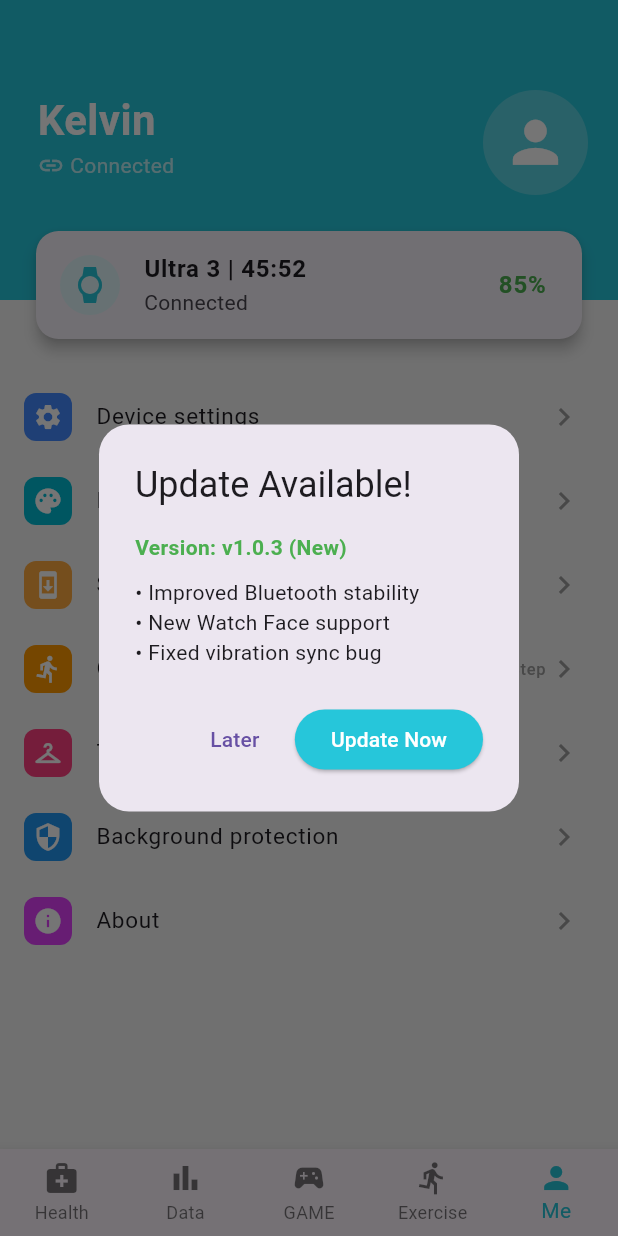
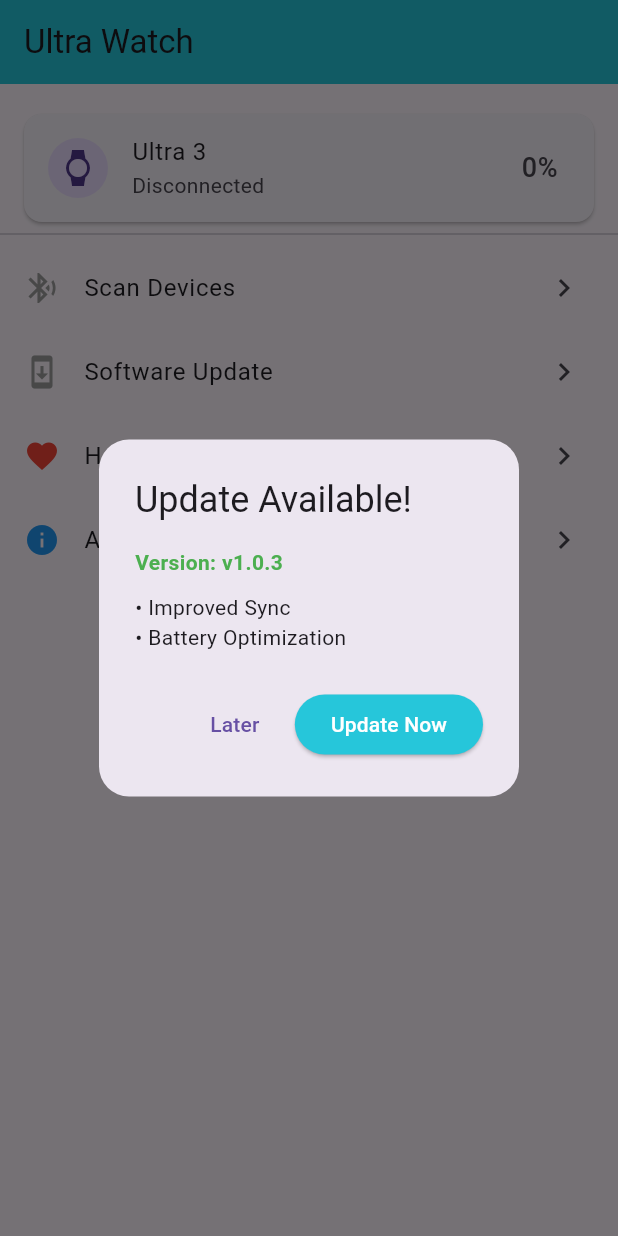
Before and after one commit to Kelvingh1st/bt_controller_v2, a Flutter app: the screen it shows after launch, after a tap on "Software Update", on a phone screen of 412 x 824 dp. Run offline on Flutter 3.47's test engine with Material 3 defaults, Android fonts, the light colour scheme and no system bars; our stand-ins replace flutter_blue_plus.

Commit message:
Final working version - Bluetooth fixed and analyzed

```diff
--- a/lib/health_data.dart
+++ b/lib/health_data.dart
@@ -0,0 +1,21 @@
+import 'package:flutter/material.dart';
+
+class HealthDataPage extends StatelessWidget {
+  const HealthDataPage({super.key});
+
+  @override
+  Widget build(BuildContext context) {
+    return Scaffold(
+      appBar: AppBar(
+        title: const Text("Health Data"),
+        backgroundColor: Colors.blueAccent,
+      ),
+      body: const Center(
+        child: Text(
+          "Health tracking stats will appear here.",
+          style: TextStyle(fontSize: 18),
+        ),
+      ),
+    );
+  }
+}
--- a/lib/main.dart
+++ b/lib/main.dart
@@ -17,40 +17,38 @@ class WatchDashboard extends StatefulWidget {
 }
 
 class _WatchDashboardState extends State<WatchDashboard> {
-  // 1. Move variables here (Outside the function)
-  String connectionStatus = "Connected";
-  int watchBatteryLevel = 85;
+  String connectionStatus = "Disconnected";
+  int watchBatteryLevel = 0;
 
   @override
   void initState() {
     super.initState();
     _getBatteryLevel();
-
   }
 
+  // --- 1. Bluetooth Connection Logic ---
   void _getBatteryLevel() async {
-  // 1. Start scanning for devices
-  FlutterBluePlus.startScan(timeout: Duration(seconds: 4));
+    // Start scanning for 4 seconds
+    FlutterBluePlus.startScan(timeout: const Duration(seconds: 4));
 
-  // 2. Listen to scan results
+    // Listen to results
     FlutterBluePlus.scanResults.listen((results) async {
       for (ScanResult r in results) {
-      if (r.device.localName == "Ultra 3") { // Make sure this matches your watch name!
+        // Use platformName to avoid deprecation warnings
+        if (r.device.platformName == "Ultra 3") {
           await FlutterBluePlus.stopScan();
-
           try {
+            // This is Line 38 - No 'license' parameter needed here!
             await r.device.connect();
             setState(() {
               connectionStatus = "Connected";
             });
 
-          // 3. Discover services to find the battery
             List<BluetoothService> services = await r.device.discoverServices();
             for (BluetoothService service in services) {
+              // Battery Service UUID is 180F
               if (service.uuid.toString().toUpperCase().contains("180F")) {
-              var characteristics = service.characteristics;
-              for (BluetoothCharacteristic c in characteristics) {
-                // 4. Read the battery level percentage
+                for (BluetoothCharacteristic c in service.characteristics) {
                   List<int> value = await c.read();
                   if (value.isNotEmpty) {
                     setState(() {
@@ -61,34 +59,35 @@ void _getBatteryLevel() async {
               }
             }
           } catch (e) {
-          print("Connection error: $e");
+            debugPrint("Connection error: $e");
+            setState(() => connectionStatus = "Error");
           }
         }
       }
     });
   }
-  // ... the rest of your code (_showUpdateDialog, etc)
 
-  void _showUpdateDialog(BuildContext context) {
+  // --- 2. UI Action Dialogs ---
+  void showUpdateDialog(BuildContext context) {
     showDialog(
       context: context,
       builder: (context) => AlertDialog(
         shape: RoundedRectangleBorder(borderRadius: BorderRadius.circular(20)),
         title: const Text("Update Available!"),
-        content: Column(
+        content: const Column(
           mainAxisSize: MainAxisSize.min,
           crossAxisAlignment: CrossAxisAlignment.start,
           children: [
-            const Text("Version: v1.0.3 (New)", style: TextStyle(fontWeight: FontWeight.bold, color: Colors.green)),
-            const SizedBox(height: 10),
-            const Text("• Improved Bluetooth stability\n• New Watch Face support\n• Fixed vibration sync bug"),
+            Text("Version: v1.0.3", style: TextStyle(color: Colors.green, fontWeight: FontWeight.bold)),
+            SizedBox(height: 10),
+            Text("• Improved Sync\n• Battery Optimization"),
           ],
         ),
         actions: [
           TextButton(onPressed: () => Navigator.pop(context), child: const Text("Later")),
           ElevatedButton(
+            onPressed: () => Navigator.pop(context),
             style: ElevatedButton.styleFrom(backgroundColor: const Color(0xFF26C6DA)),
-            onPressed: () => Navigator.pop(context),
             child: const Text("Update Now", style: TextStyle(color: Colors.white)),
           ),
         ],
@@ -96,7 +95,7 @@ void _getBatteryLevel() async {
     );
   }
 
-  void _showDeviceScanner() {
+  void showDeviceScanner(BuildContext context) {
     FlutterBluePlus.startScan(timeout: const Duration(seconds: 4));
     showModalBottomSheet(
       context: context,
@@ -106,12 +105,12 @@ void _getBatteryLevel() async {
         padding: const EdgeInsets.all(20),
         child: Column(
           children: [
-            const Text("Searching for Ultra 3...", style: TextStyle(fontSize: 18, fontWeight: FontWeight.bold)),
+            const Text("Scanner", style: TextStyle(fontSize: 18, fontWeight: FontWeight.bold)),
             const LinearProgressIndicator(color: Color(0xFF26C6DA)),
             Expanded(
               child: StreamBuilder<List<ScanResult>>(
                 stream: FlutterBluePlus.scanResults,
-                builder: (c, snapshot) {
+                builder: (context, snapshot) {
                   final results = snapshot.data ?? [];
                   return ListView.builder(
                     itemCount: results.length,
@@ -120,12 +119,9 @@ void _getBatteryLevel() async {
                       return ListTile(
                         leading: const Icon(Icons.bluetooth),
                         title: Text(device.platformName.isEmpty ? "Unknown" : device.platformName),
-                        subtitle: Text(device.remoteId.toString()),
-                        onTap: () {
-                          // Update status when a device is tapped
-                          setState(() {
-                            connectionStatus = "Connecting...";
-                          });
+                        onTap: () async {
+                          await FlutterBluePlus.stopScan();
+                          if (!context.mounted) return;
                           Navigator.pop(context);
                         },
                       );
@@ -140,111 +136,48 @@ void _getBatteryLevel() async {
     );
   }
 
+  // --- 3. UI Helpers & Build ---
+  Widget buildMenuItem(IconData icon, String title, {Color color = Colors.grey, VoidCallback? onTap}) {
+    return ListTile(
+      leading: Icon(icon, color: color),
+      title: Text(title),
+      trailing: const Icon(Icons.chevron_right),
+      onTap: onTap,
+    );
+  }
+
   @override
   Widget build(BuildContext context) {
     return Scaffold(
-      backgroundColor: const Color(0xFFF5F5F5),
-      bottomNavigationBar: BottomNavigationBar(
-        type: BottomNavigationBarType.fixed,
-        selectedItemColor: const Color(0xFF26C6DA),
-        currentIndex: 4,
-        onTap: (index) {
-          if (index == 1) {
-            Navigator.push(
-              context,
-              MaterialPageRoute(builder: (context) => const HealthDataPage()),
-            );
-          }
-        },
-        items: const [
-          BottomNavigationBarItem(icon: Icon(Icons.medical_services), label: "Health"),
-          BottomNavigationBarItem(icon: Icon(Icons.bar_chart), label: "Data"),
-          BottomNavigationBarItem(icon: Icon(Icons.sports_esports), label: "GAME"),
-          BottomNavigationBarItem(icon: Icon(Icons.directions_run), label: "Exercise"),
-          BottomNavigationBarItem(icon: Icon(Icons.person), label: "Me"),
-        ],
+      appBar: AppBar(
+        title: const Text("Ultra Watch"),
+        backgroundColor: const Color(0xFF26C6DA),
       ),
       body: SingleChildScrollView(
         child: Column(
           children: [
-            Stack(
-              clipBehavior: Clip.none,
-              children: [
-                Container(
-                  height: 200,
-                  width: double.infinity,
-                  color: const Color(0xFF26C6DA),
-                  padding: const EdgeInsets.only(top: 60, left: 25),
-                  child: Column(
-                    crossAxisAlignment: CrossAxisAlignment.start,
-                    children: [
-                      const Text("Kelvin", style: TextStyle(color: Colors.white, fontSize: 28, fontWeight: FontWeight.bold)),
-                      Row(children: [
-                        const Icon(Icons.link, color: Colors.white70, size: 18),
-                        // UPDATED: Now uses connectionStatus variable
-                        Text(" $connectionStatus", style: const TextStyle(color: Colors.white70))
-                      ]),
-                    ],
+            const SizedBox(height: 20),
+            Card(
+              margin: const EdgeInsets.symmetric(horizontal: 16),
+              child: ListTile(
+                leading: const CircleAvatar(child: Icon(Icons.watch)),
+                title: const Text("Ultra 3"),
+                subtitle: Text(connectionStatus),
+                trailing: Text("$watchBatteryLevel%", style: const TextStyle(fontSize: 18)),
               ),
             ),
-                const Positioned(
-                  right: 20, top: 60,
-                  child: CircleAvatar(radius: 35, backgroundColor: Colors.white24, child: Icon(Icons.person, size: 45, color: Colors.white)),
-                ),
-                Positioned(
-                  bottom: -30, left: 20, right: 20,
-                  child: Card(
-                    elevation: 4,
-                    shape: RoundedRectangleBorder(borderRadius: BorderRadius.circular(15)),
-                    child: ListTile(
-                      leading: const CircleAvatar(backgroundColor: Color(0xFFE0F7FA), child: Icon(Icons.watch, color: Color(0xFF26C6DA))),
-                      title: const Text("Ultra 3 | 45:52", style: TextStyle(fontWeight: FontWeight.bold)),
-                      // UPDATED: Dynamic status and battery percentage
-                      subtitle: Text(connectionStatus),
-                       onTap: _getBatteryLevel,
-                      trailing: Text(
-                        "$watchBatteryLevel%",
-                        style: TextStyle(
-                          color: watchBatteryLevel > 20 ? Colors.green : Colors.red,
-                          fontWeight: FontWeight.bold,
-                          fontSize: 16
-                        )
-                      ),
-                    ),
-                  ),
-                ),
-              ],
-            ),
-            const SizedBox(height: 50),
-            _buildHryItem(Icons.settings, "Device settings", Colors.blueAccent, onTap: _showDeviceScanner),
-            _buildHryItem(Icons.palette, "Dial", Colors.cyan),
-            _buildHryItem(Icons.system_update, "Software Update", Colors.orangeAccent, onTap: () => _showUpdateDialog(context)),
-            _buildHryItem(Icons.directions_run, "Goal Steps", Colors.orange, trailing: "5000Step"),
-            _buildHryItem(Icons.checkroom, "Theme Switch", Colors.pinkAccent),
-            _buildHryItem(Icons.security, "Background protection", Colors.blue),
-            _buildHryItem(Icons.info, "About", Colors.purpleAccent),
+            const Divider(),
+            buildMenuItem(Icons.bluetooth_searching, "Scan Devices", onTap: () => showDeviceScanner(context)),
+            buildMenuItem(Icons.system_update, "Software Update", onTap: () => showUpdateDialog(context)),
+            buildMenuItem(Icons.favorite, "Health Data", color: Colors.red, onTap: () {
+              Navigator.push(context, MaterialPageRoute(builder: (context) => const HealthDataPage()));
+            }),
+            buildMenuItem(Icons.info, "About", color: Colors.blue, onTap: () {
+              showAboutDialog(context: context, applicationName: "Ultra Controller");
+            }),
           ],
         ),
       ),
     );
   }
-
-  Widget _buildHryItem(IconData icon, String title, Color color, {String? trailing, VoidCallback? onTap}) {
-    return ListTile(
-      onTap: onTap,
-      leading: Container(
-        padding: const EdgeInsets.all(6),
-        decoration: BoxDecoration(color: color, borderRadius: BorderRadius.circular(8)),
-        child: Icon(icon, color: Colors.white, size: 20),
-      ),
-      title: Text(title, style: const TextStyle(fontSize: 15)),
-      trailing: Row(
-        mainAxisSize: MainAxisSize.min,
-        children: [
-          if (trailing != null) Text(trailing, style: const TextStyle(color: Colors.grey)),
-          const Icon(Icons.chevron_right, color: Colors.grey),
-        ],
-      ),
-    );
 }
-}
--- a/pubspec.yaml
+++ b/pubspec.yaml
@@ -34,7 +34,7 @@ dependencies:
   # The following adds the Cupertino Icons font to your application.
   # Use with the CupertinoIcons class for iOS style icons.
   cupertino_icons: ^1.0.8
-  flutter_blue_plus: ^2.2.1
+  flutter_blue_plus: ^1.31.0
 
 dev_dependencies:
   flutter_test:
```
Also changed, not shown: pubspec.lock, 4 other files. Lines whose indentation alone changed are shown as unchanged.
